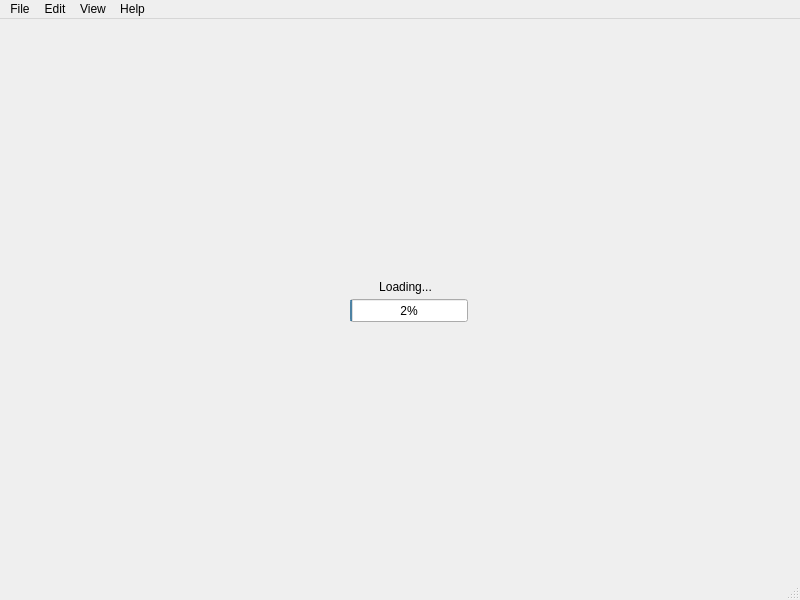
Above: mainwindow.ui from whackfather/PokerHub before the change. Below: the same form after it.
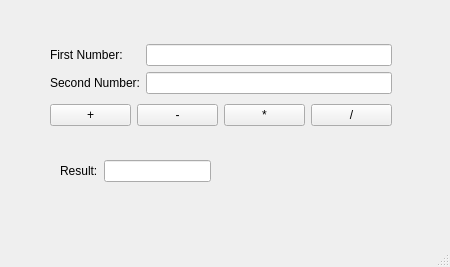
That is the form after the change.

The edit to the form file:
```diff
--- a/mainwindow.ui
+++ b/mainwindow.ui
@@ -6,8 +6,8 @@
    <rect>
     <x>0</x>
     <y>0</y>
-    <width>800</width>
-    <height>600</height>
+    <width>450</width>
+    <height>267</height>
    </rect>
   </property>
   <property name="mouseTracking">
@@ -17,34 +17,99 @@
    <string>MainWindow</string>
   </property>
   <widget class="QWidget" name="centralwidget">
-   <widget class="QProgressBar" name="progressBar">
+   <widget class="QWidget" name="layoutWidget">
     <property name="geometry">
      <rect>
-      <x>350</x>
-      <y>280</y>
-      <width>118</width>
-      <height>23</height>
+      <x>50</x>
+      <y>40</y>
+      <width>342</width>
+      <height>90</height>
      </rect>
     </property>
-    <property name="value">
-     <number>2</number>
-    </property>
+    <layout class="QGridLayout" name="gridLayout_3">
+     <item row="0" column="0">
+      <layout class="QGridLayout" name="gridLayout">
+       <item row="0" column="0">
+        <widget class="QLabel" name="label">
+         <property name="text">
+          <string>First Number:</string>
+         </property>
+        </widget>
+       </item>
+       <item row="0" column="1">
+        <widget class="QLineEdit" name="txtFirstNum"/>
+       </item>
+       <item row="1" column="0">
+        <widget class="QLabel" name="label_2">
+         <property name="text">
+          <string>Second Number:</string>
+         </property>
+        </widget>
+       </item>
+       <item row="1" column="1">
+        <widget class="QLineEdit" name="txtSecondNum"/>
+       </item>
+      </layout>
+     </item>
+     <item row="1" column="0">
+      <layout class="QGridLayout" name="gridLayout_2">
+       <item row="0" column="0">
+        <widget class="QPushButton" name="btnAdd">
+         <property name="text">
+          <string>+</string>
+         </property>
+        </widget>
+       </item>
+       <item row="0" column="1">
+        <widget class="QPushButton" name="btnSub">
+         <property name="text">
+          <string>-</string>
+         </property>
+        </widget>
+       </item>
+       <item row="0" column="2">
+        <widget class="QPushButton" name="btnMult">
+         <property name="text">
+          <string>*</string>
+         </property>
+        </widget>
+       </item>
+       <item row="0" column="3">
+        <widget class="QPushButton" name="btnDiv">
+         <property name="text">
+          <string>/</string>
+         </property>
+        </widget>
+       </item>
+      </layout>
+     </item>
+    </layout>
    </widget>
-   <widget class="QLabel" name="label">
+   <widget class="QWidget" name="layoutWidget">
     <property name="geometry">
      <rect>
-      <x>350</x>
-      <y>260</y>
-      <width>111</width>
-      <height>16</height>
+      <x>60</x>
+      <y>160</y>
+      <width>151</width>
+      <height>26</height>
      </rect>
     </property>
-    <property name="text">
-     <string>Loading...</string>
-    </property>
-    <property name="alignment">
-     <set>Qt::AlignmentFlag::AlignCenter</set>
-    </property>
+    <layout class="QFormLayout" name="formLayout">
+     <item row="0" column="0">
+      <widget class="QLabel" name="label_3">
+       <property name="text">
+        <string>Result:</string>
+       </property>
+      </widget>
+     </item>
+     <item row="0" column="1">
+      <widget class="QLineEdit" name="txtResult">
+       <property name="readOnly">
+        <bool>true</bool>
+       </property>
+      </widget>
+     </item>
+    </layout>
    </widget>
   </widget>
   <widget class="QMenuBar" name="menubar">
@@ -52,34 +117,10 @@
     <rect>
      <x>0</x>
      <y>0</y>
-     <width>800</width>
+     <width>450</width>
      <height>21</height>
     </rect>
    </property>
-   <widget class="QMenu" name="menuFile">
-    <property name="title">
-     <string>File</string>
-    </property>
-   </widget>
-   <widget class="QMenu" name="menuEdit">
-    <property name="title">
-     <string>Edit</string>
-    </property>
-   </widget>
-   <widget class="QMenu" name="menuView">
-    <property name="title">
-     <string>View</string>
-    </property>
-   </widget>
-   <widget class="QMenu" name="menuHelp">
-    <property name="title">
-     <string>Help</string>
-    </property>
-   </widget>
-   <addaction name="menuFile"/>
-   <addaction name="menuEdit"/>
-   <addaction name="menuView"/>
-   <addaction name="menuHelp"/>
   </widget>
   <widget class="QStatusBar" name="statusbar"/>
  </widget>
```
